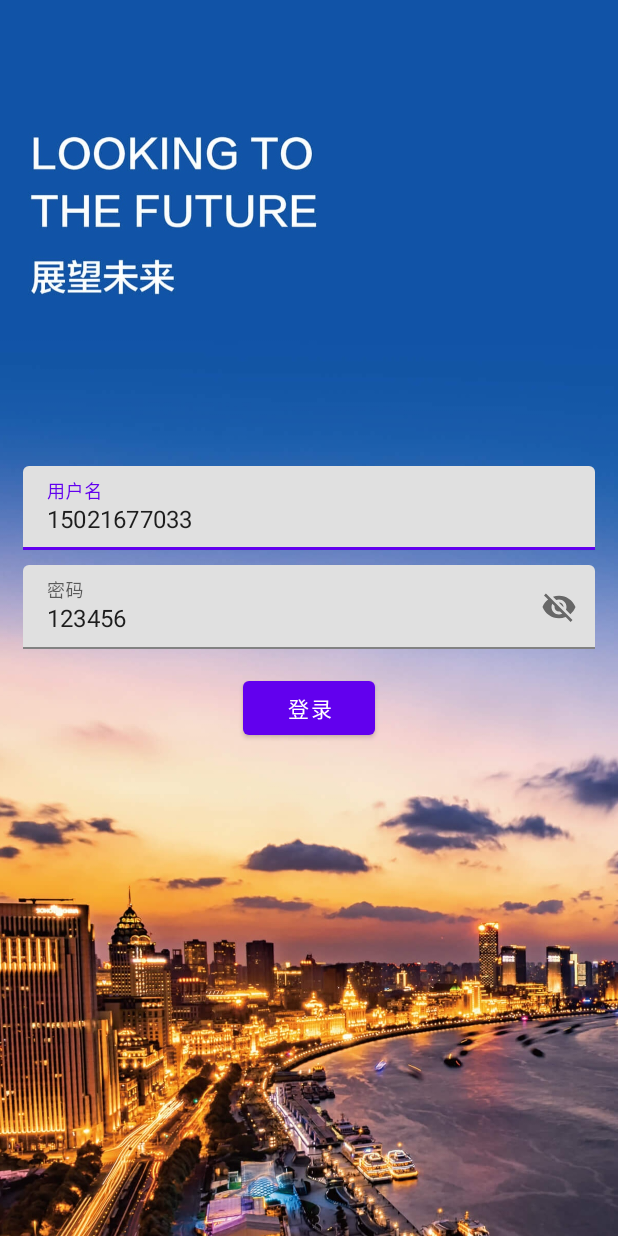
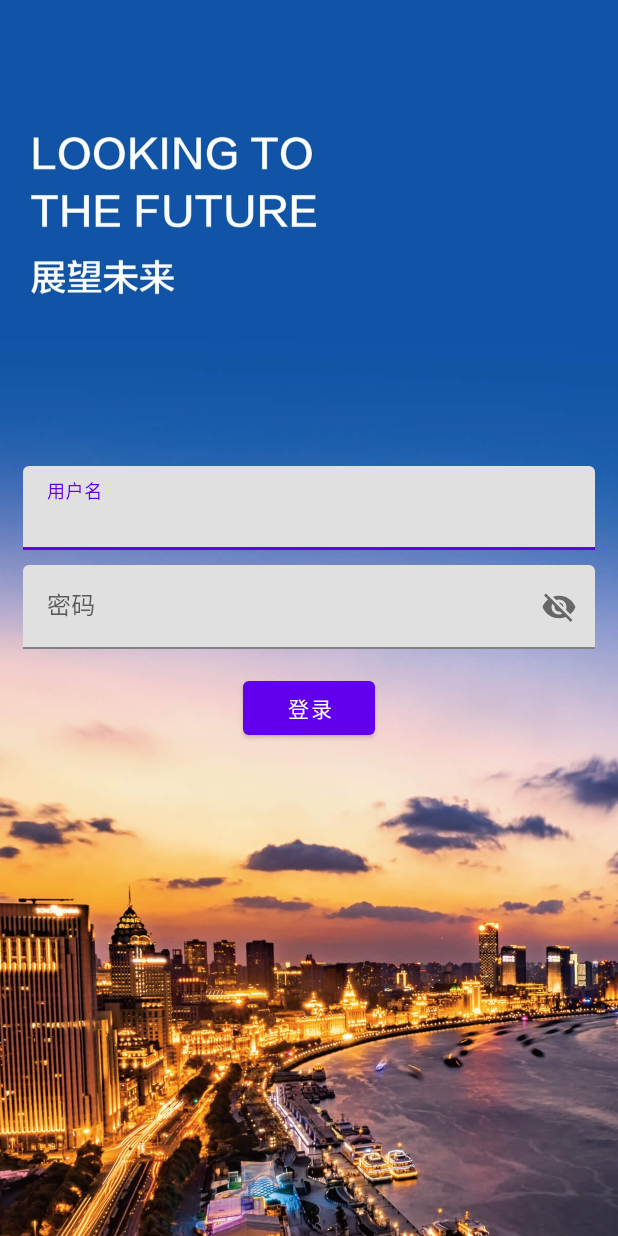
Before and after one commit to zeppelin777/sfcrm-android, an Android app: the screen it shows after launch (LoginActivity), after a tap on an icon or button, on a phone screen of 412 x 824 dp. Run offline under Robolectric (Android 15) with nearby library versions, the phone set to English and light mode, and no system bars; libraries missing offline, so code that uses them is left out: com.permissionx.guolindev; 1 statement that could not run was skipped.

Commit message:
fix bugs.

```diff
--- a/app/src/main/AndroidManifest.xml
+++ b/app/src/main/AndroidManifest.xml
@@ -13,9 +13,8 @@
     <uses-permission android:name="android.permission.CALL_PHONE" />
     <uses-permission android:name="android.permission.READ_CALL_LOG" />
     <uses-permission android:name="android.permission.SYSTEM_ALERT_WINDOW" />
-    <uses-permission
-        android:name="android.permission.READ_EXTERNAL_STORAGE"
-        android:maxSdkVersion="28" />
+    <uses-permission android:name="android.permission.READ_EXTERNAL_STORAGE" />
+    <uses-permission android:name="android.permission.WRITE_EXTERNAL_STORAGE" />
 
     <uses-permission
         android:name="android.permission.MANAGE_EXTERNAL_STORAGE"
--- a/app/src/main/java/com/android/zr2/activity/LoginActivity.kt
+++ b/app/src/main/java/com/android/zr2/activity/LoginActivity.kt
@@ -61,6 +61,8 @@ class LoginActivity : BaseActivity() {
                 showPermissionDialog()
             }
         }
+
+        checkSdCardPermission()
 
     }
 
@@ -149,6 +151,9 @@ class LoginActivity : BaseActivity() {
 
     override fun onResume() {
         super.onResume()
+    }
+
+    private fun checkSdCardPermission() {
         if (Build.VERSION.SDK_INT >= Build.VERSION_CODES.R) {
             if (!Environment.isExternalStorageManager()) {
                 AlertDialog.Builder(this)
@@ -160,7 +165,7 @@ class LoginActivity : BaseActivity() {
             }
         } else {
             PermissionX.init(this@LoginActivity)
-                .permissions(Manifest.permission.READ_EXTERNAL_STORAGE,)
+                .permissions(Manifest.permission.READ_EXTERNAL_STORAGE, Manifest.permission.WRITE_EXTERNAL_STORAGE)
                 .onExplainRequestReason { scope, deniedList ->
                     scope.showRequestReasonDialog(
                         deniedList,
--- a/app/src/main/res/layout/activity_login.xml
+++ b/app/src/main/res/layout/activity_login.xml
@@ -28,7 +28,7 @@
             android:layout_marginStart="@dimen/x30"
             android:layout_marginEnd="@dimen/x30"
             android:layout_marginBottom="@dimen/x20"
-            android:text="15021677033" />
+            android:text="" />
 
     </com.google.android.material.textfield.TextInputLayout>
 
@@ -49,7 +49,7 @@
             android:layout_marginBottom="@dimen/x30"
             android:hint="@string/password"
             android:inputType="textPassword"
-            android:text="123456" />
+            android:text="" />
 
 
     </com.google.android.material.textfield.TextInputLayout>
```
